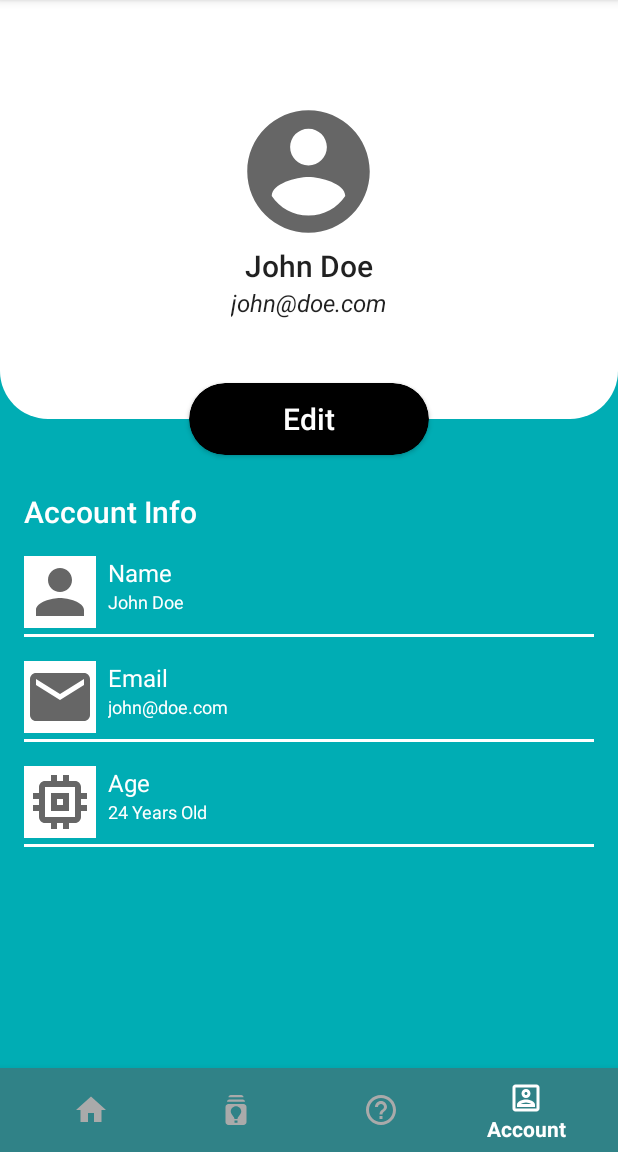
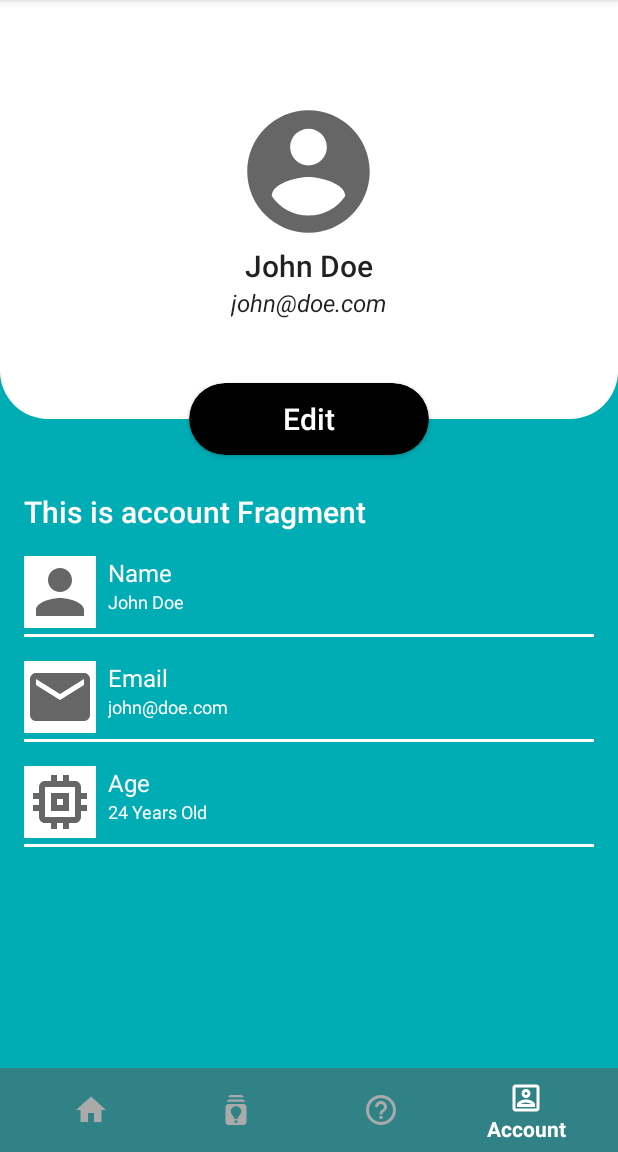
Before and after one commit to wahyuirgan/Predict-19, an Android app: the AccountFragment screen opened through its navigation route, on a phone screen of 412 x 824 dp, the part 84-1236 px from its top. Run offline under Robolectric (Android 15) with nearby library versions, the light colour scheme and no system bars; our stand-ins replace navigation-ui.

Commit message:
Change Kotlin Version to 1.5.20-M1, Repair Layout Design, Add User Repository and User Model

```diff
--- a/app/build.gradle
+++ b/app/build.gradle
@@ -54,8 +54,11 @@ dependencies {
     implementation 'com.google.firebase:firebase-auth:21.0.1'
     implementation 'com.google.android.gms:play-services-auth:19.0.0'
 
+    //Firestore dependencies
+    implementation "com.google.firebase:firebase-firestore:23.0.0"
+
     // Koin dependencies
-    implementation "io.insert-koin:koin-android:3.0.1"
+    implementation 'io.insert-koin:koin-android:3.0.2'
 
     testImplementation 'junit:junit:4.13.2'
     androidTestImplementation 'androidx.test.ext:junit:1.1.2'
--- a/app/src/main/java/academy/bangkit/predict19/ui/account/AccountFragment.kt
+++ b/app/src/main/java/academy/bangkit/predict19/ui/account/AccountFragment.kt
@@ -29,7 +29,7 @@ class AccountFragment : Fragment() {
         _binding = FragmentAccountBinding.inflate(inflater, container, false)
         val root: View = binding.root
 
-        val textView: TextView = binding.textAccount
+        val textView: TextView = binding.textAccountInfo
         accountViewModel.text.observe(viewLifecycleOwner, {
             textView.text = it
         })
--- a/app/src/main/java/academy/bangkit/predict19/ui/home/HomeFragment.kt
+++ b/app/src/main/java/academy/bangkit/predict19/ui/home/HomeFragment.kt
@@ -29,7 +29,7 @@ class HomeFragment : Fragment() {
         _binding = FragmentHomeBinding.inflate(inflater, container, false)
         val root: View = binding.root
 
-        val textView: TextView = binding.textHome
+        val textView: TextView = binding.textInformation
         homeViewModel.text.observe(viewLifecycleOwner, {
             textView.text = it
         })
--- a/app/src/main/java/academy/bangkit/predict19/ui/prediction/PredictionFragment.kt
+++ b/app/src/main/java/academy/bangkit/predict19/ui/prediction/PredictionFragment.kt
@@ -29,7 +29,7 @@ class PredictionFragment : Fragment() {
         _binding = FragmentPredictionBinding.inflate(inflater, container, false)
         val root: View = binding.root
 
-        val textView: TextView = binding.textDashboard
+        val textView: TextView = binding.textFileSelected
         predictionViewModel.text.observe(viewLifecycleOwner, {
             textView.text = it
         })
--- a/app/src/main/res/drawable/bg_home_header.xml
+++ b/app/src/main/res/drawable/bg_home_header.xml
@@ -2,7 +2,7 @@
 <shape xmlns:android="http://schemas.android.com/apk/res/android"
   android:shape="rectangle">
 
-  <solid android:color="@color/white" />
+  <solid android:color="@android:color/white" />
   <corners
     android:bottomLeftRadius="32dp"
     android:bottomRightRadius="32dp" />
--- a/app/src/main/res/layout/activity_register.xml
+++ b/app/src/main/res/layout/activity_register.xml
@@ -181,7 +181,7 @@
                         android:fontFamily="@font/montserrat_bold" />
 
                     <Button
-                        android:id="@+id/btnLogin"
+                        android:id="@+id/btnRegister"
                         android:background="@color/colorTopCardLogin"
                         android:layout_width="match_parent"
                         android:layout_height="@dimen/height_18pt"
--- a/app/src/main/res/layout/fragment_account.xml
+++ b/app/src/main/res/layout/fragment_account.xml
@@ -4,7 +4,7 @@
     xmlns:tools="http://schemas.android.com/tools"
     android:layout_width="match_parent"
     android:layout_height="match_parent"
-    android:background="@color/primary"
+    android:background="@color/background_app_color"
     tools:context=".ui.account.AccountFragment">
 
     <LinearLayout
@@ -39,7 +39,7 @@
     <androidx.cardview.widget.CardView
         android:layout_width="160dp"
         android:layout_height="48dp"
-        app:cardBackgroundColor="@color/black"
+        app:cardBackgroundColor="@android:color/black"
         app:cardCornerRadius="24dp"
         app:layout_constraintBottom_toBottomOf="@id/layoutHeader"
         app:layout_constraintEnd_toEndOf="parent"
@@ -52,7 +52,7 @@
             android:layout_height="wrap_content"
             android:layout_gravity="center"
             android:text="Edit"
-            android:textColor="@color/white" />
+            android:textColor="@android:color/white" />
 
     </androidx.cardview.widget.CardView>
 
@@ -64,7 +64,7 @@
         android:layout_marginStart="16dp"
         android:layout_marginTop="48dp"
         android:text="Account Info"
-        android:textColor="@color/white"
+        android:textColor="@android:color/white"
         app:layout_constraintStart_toStartOf="parent"
         app:layout_constraintTop_toBottomOf="@id/layoutHeader" />
 
@@ -73,7 +73,7 @@
         android:layout_width="48dp"
         android:layout_height="48dp"
         android:layout_marginTop="16dp"
-        android:background="@color/white"
+        android:background="@android:color/white"
         android:src="@drawable/ic_baseline_person_24"
         app:layout_constraintStart_toStartOf="@id/textAccountInfo"
         app:layout_constraintTop_toBottomOf="@id/textAccountInfo" />
@@ -85,7 +85,7 @@
         android:layout_height="wrap_content"
         android:layout_marginStart="8dp"
         android:text="Name"
-        android:textColor="@color/white"
+        android:textColor="@android:color/white"
         app:layout_constraintStart_toEndOf="@id/imageName"
         app:layout_constraintTop_toTopOf="@id/imageName" />
 
@@ -96,7 +96,7 @@
         android:layout_height="wrap_content"
         android:layout_marginStart="8dp"
         android:text="John Doe"
-        android:textColor="@color/white"
+        android:textColor="@android:color/white"
         app:layout_constraintStart_toEndOf="@id/imageName"
         app:layout_constraintTop_toBottomOf="@id/textNameTitle" />
 
@@ -107,7 +107,7 @@
         android:layout_marginStart="16dp"
         android:layout_marginTop="4dp"
         android:layout_marginEnd="16dp"
-        android:background="@color/white"
+        android:background="@android:color/white"
         app:layout_constraintEnd_toEndOf="parent"
         app:layout_constraintStart_toStartOf="parent"
         app:layout_constraintTop_toBottomOf="@id/imageName" />
@@ -117,7 +117,7 @@
         android:layout_width="48dp"
         android:layout_height="48dp"
         android:layout_marginTop="16dp"
-        android:background="@color/white"
+        android:background="@android:color/white"
         android:src="@drawable/ic_baseline_email_24"
         app:layout_constraintStart_toStartOf="@id/textAccountInfo"
         app:layout_constraintTop_toBottomOf="@id/lineName" />
@@ -129,7 +129,7 @@
         android:layout_height="wrap_content"
         android:layout_marginStart="8dp"
         android:text="Email"
-        android:textColor="@color/white"
+        android:textColor="@android:color/white"
         app:layout_constraintStart_toEndOf="@id/imageEmail"
         app:layout_constraintTop_toTopOf="@id/imageEmail" />
 
@@ -140,7 +140,7 @@
         android:layout_height="wrap_content"
         android:layout_marginStart="8dp"
         android:text="john@doe.com"
-        android:textColor="@color/white"
+        android:textColor="@android:color/white"
         app:layout_constraintStart_toEndOf="@id/imageEmail"
         app:layout_constraintTop_toBottomOf="@id/textEmailTitle" />
 
@@ -151,7 +151,7 @@
         android:layout_marginStart="16dp"
         android:layout_marginTop="4dp"
         android:layout_marginEnd="16dp"
-        android:background="@color/white"
+        android:background="@android:color/white"
         app:layout_constraintEnd_toEndOf="parent"
         app:layout_constraintStart_toStartOf="parent"
         app:layout_constraintTop_toBottomOf="@id/imageEmail" />
@@ -161,7 +161,7 @@
         android:layout_width="48dp"
         android:layout_height="48dp"
         android:layout_marginTop="16dp"
-        android:background="@color/white"
+        android:background="@android:color/white"
         android:src="@drawable/ic_baseline_memory_24"
         app:layout_constraintStart_toStartOf="@id/lineEmail"
         app:layout_constraintTop_toBottomOf="@id/lineEmail" />
@@ -173,7 +173,7 @@
         android:layout_height="wrap_content"
         android:layout_marginStart="8dp"
         android:text="Age"
-        android:textColor="@color/white"
+        android:textColor="@android:color/white"
         app:layout_constraintStart_toEndOf="@id/imageAge"
         app:layout_constraintTop_toTopOf="@id/imageAge" />
 
@@ -184,7 +184,7 @@
         android:layout_height="wrap_content"
         android:layout_marginStart="8dp"
         android:text="24 Years Old"
-        android:textColor="@color/white"
+        android:textColor="@android:color/white"
         app:layout_constraintStart_toEndOf="@id/imageAge"
         app:layout_constraintTop_toBottomOf="@id/textAgeTitle" />
 
@@ -194,7 +194,7 @@
         android:layout_marginStart="16dp"
         android:layout_marginTop="4dp"
         android:layout_marginEnd="16dp"
-        android:background="@color/white"
+        android:background="@android:color/white"
         app:layout_constraintEnd_toEndOf="parent"
         app:layout_constraintStart_toStartOf="parent"
         app:layout_constraintTop_toBottomOf="@id/imageAge" />
--- a/app/src/main/res/values/colors.xml
+++ b/app/src/main/res/values/colors.xml
@@ -1,6 +1,6 @@
 <?xml version="1.0" encoding="utf-8"?>
 <resources>
-    <color name="colorAccent">#FF4081</color>
+    <color name="colorAccent">#0c4271</color>
     <color name="header">#101010</color>
     <color name="toolbar_background">#308287</color>
     <color name="background_app_color">#00ADB5</color>
@@ -9,8 +9,5 @@
     <color name="colorTopCardLogin">#393E46</color>
     <color name="colorHintLogin">#383838</color>
     <color name="colorLoginGoogle">#AAAAAA</color>
-    <color name="primary">#00ADB4</color>
-    <color name="primary_dark">#318286</color>
-    <color name="black">#FF000000</color>
-    <color name="white">#FFFFFFFF</color>
+    <color name="colorPink">#FF4081</color>
 </resources>
--- a/app/src/main/res/values/strings.xml
+++ b/app/src/main/res/values/strings.xml
@@ -24,4 +24,7 @@
     </string>
     <string name="hint_re_password">Re-Type Password</string>
     <string name="label_agreement"><u>I Accept the User Agreement</u></string>
+    <string name="request_canceled">Request Cancel</string>
+    <string name="registration_successful">Registration Successful</string>
+    <string name="login_successful">Login Successful</string>
 </resources>
--- a/build.gradle
+++ b/build.gradle
@@ -1,6 +1,6 @@
 // Top-level build file where you can add configuration options common to all sub-projects/modules.
 buildscript {
-    ext.kotlin_version = "1.5.0"
+    ext.kotlin_version = "1.5.20-M1"
     repositories {
         google()
         mavenCentral()
```
Also changed, not shown: app/src/main/java/academy/bangkit/predict19/data/User.kt (added, +7 -0 lines), app/src/main/java/academy/bangkit/predict19/data/UserRepository.kt (added, +10 -0 lines), app/src/main/java/academy/bangkit/predict19/data/UserRepositoryImpl.kt (added, +49 -0 lines), app/src/main/java/academy/bangkit/predict19/extension/Task.kt (added, +56 -0 lines), app/src/main/java/academy/bangkit/predict19/ui/RegisterActivity.kt (+8 -0 lines), app/src/main/java/academy/bangkit/predict19/ui/login/LoginViewModel.kt (added, +114 -0 lines), app/src/main/res/layout/fragment_home.xml (+19 -19 lines), app/src/main/res/layout/fragment_prediction.xml (+12 -12 lines).
